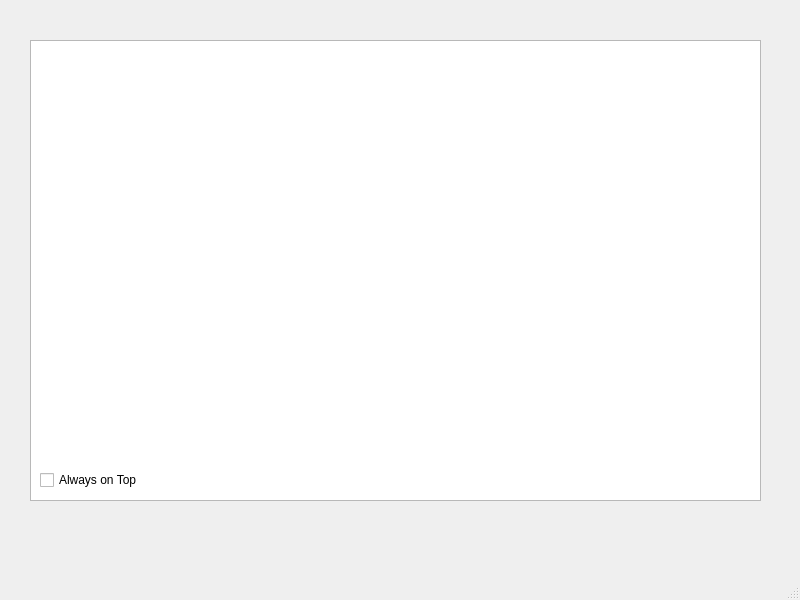
Before: the Qt Designer form mainwindow.ui in DylanBT928/quick-jot, drawn with Qt 5.
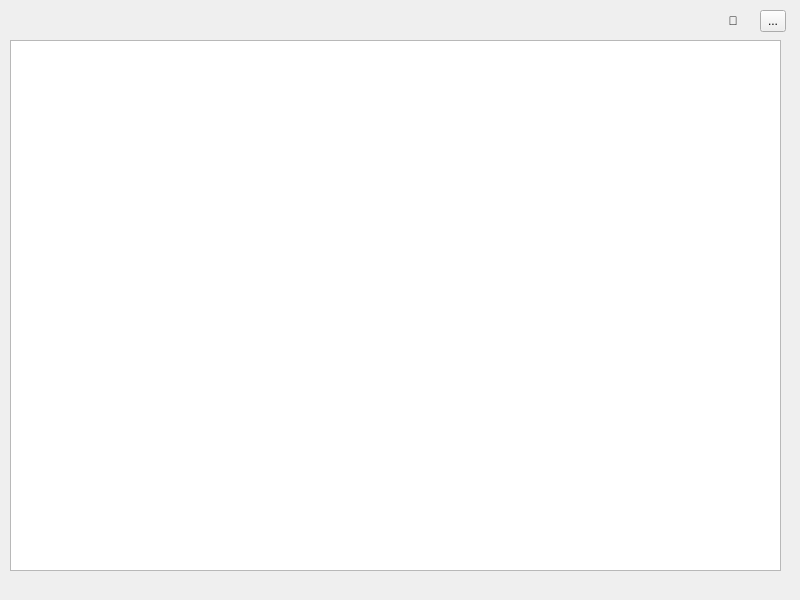
After: the same form once the commit is applied.

Commit message: added pin button

What changed in the file:
```diff
--- a/mainwindow.ui
+++ b/mainwindow.ui
@@ -17,38 +17,46 @@
    <widget class="QTextEdit" name="textEdit">
     <property name="geometry">
      <rect>
-      <x>30</x>
+      <x>10</x>
       <y>40</y>
-      <width>731</width>
-      <height>461</height>
+      <width>771</width>
+      <height>531</height>
      </rect>
     </property>
    </widget>
-   <widget class="QCheckBox" name="checkBox">
+   <widget class="QToolButton" name="menuButton">
     <property name="geometry">
      <rect>
-      <x>40</x>
-      <y>470</y>
-      <width>121</width>
-      <height>20</height>
+      <x>760</x>
+      <y>10</y>
+      <width>26</width>
+      <height>22</height>
      </rect>
     </property>
     <property name="text">
-     <string>Always on Top</string>
+     <string>...</string>
     </property>
    </widget>
+   <widget class="QToolButton" name="pinButton">
+    <property name="geometry">
+     <rect>
+      <x>720</x>
+      <y>10</y>
+      <width>26</width>
+      <height>22</height>
+     </rect>
+    </property>
+    <property name="text">
+     <string>📌</string>
+    </property>
+    <property name="checkable">
+     <bool>true</bool>
+    </property>
+    <property name="autoRaise">
+     <bool>true</bool>
+    </property>
+   </widget>
   </widget>
-  <widget class="QMenuBar" name="menubar">
-   <property name="geometry">
-    <rect>
-     <x>0</x>
-     <y>0</y>
-     <width>800</width>
-     <height>43</height>
-    </rect>
-   </property>
-  </widget>
-  <widget class="QStatusBar" name="statusbar"/>
  </widget>
  <resources/>
  <connections/>
```
Left out of the diff: 4 changed lines with no effect on the pictures. The commit also changes 1 other file.
